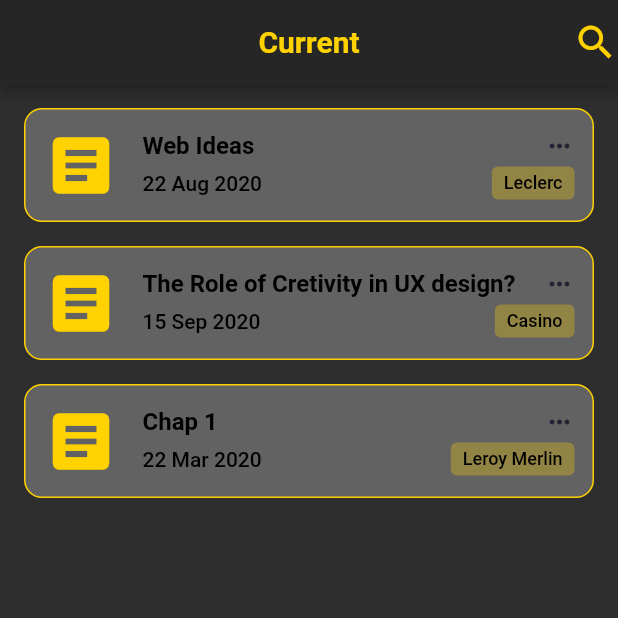
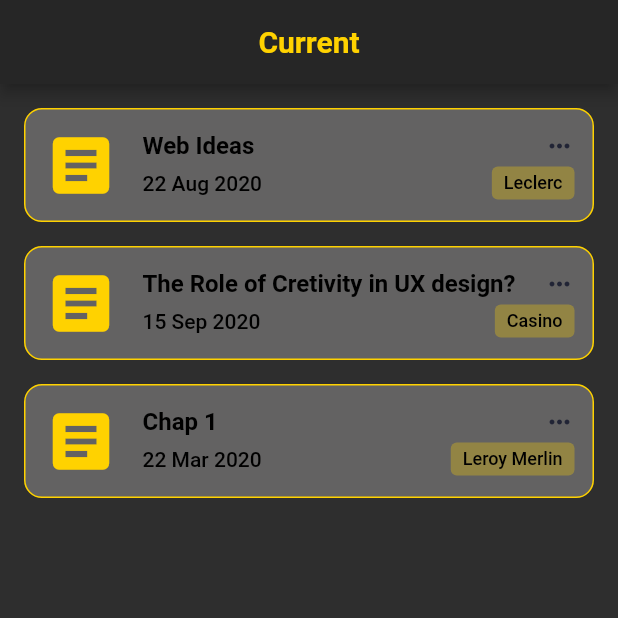
Before and after one commit to PoC-Community/software-pool-rush-smartlist, a Flutter app: the CurrentScreen screen opened directly, on a phone screen of 412 x 824 dp, the top half of it. Run offline on Flutter 3.47's test engine with Material 2 defaults, Android fonts, the light colour scheme and no system bars; drawn by our look-alikes of google_nav_bar; our stand-ins replace flutter_secure_storage; accounts and stored records are empty.

Commit message:
Deleted Search Icons

```diff
--- a/frontend/smartlist/lib/pages/CurrentScreen.dart
+++ b/frontend/smartlist/lib/pages/CurrentScreen.dart
@@ -30,9 +30,6 @@ class _CurrentScreenState extends State<CurrentScreen> {
             color: Color(0xffffd200),
           ),
         ),
-        actions: const [
-          Icon(Icons.search, color: Color(0xffffd200), size: 30),
-        ],
       ),
       bottomNavigationBar: GNav(
         rippleColor: const Color(0xffffd200),
--- a/frontend/smartlist/lib/pages/ShopsScreen.dart
+++ b/frontend/smartlist/lib/pages/ShopsScreen.dart
@@ -29,9 +29,6 @@ class _ShopsScreenState extends State<ShopsScreen> {
             color: Color(0xffffd200),
           ),
         ),
-        actions: const [
-          Icon(Icons.search, color: Color(0xffffd200), size: 22),
-        ],
       ),
       bottomNavigationBar: GNav(
         rippleColor: const Color(0xffffd200),
```
